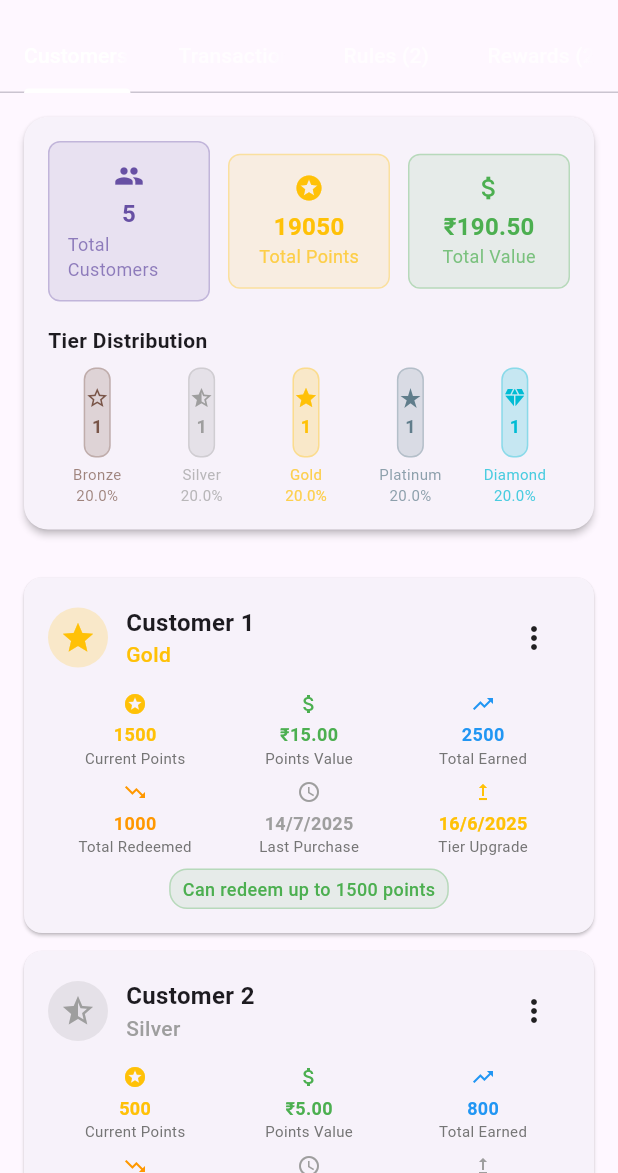
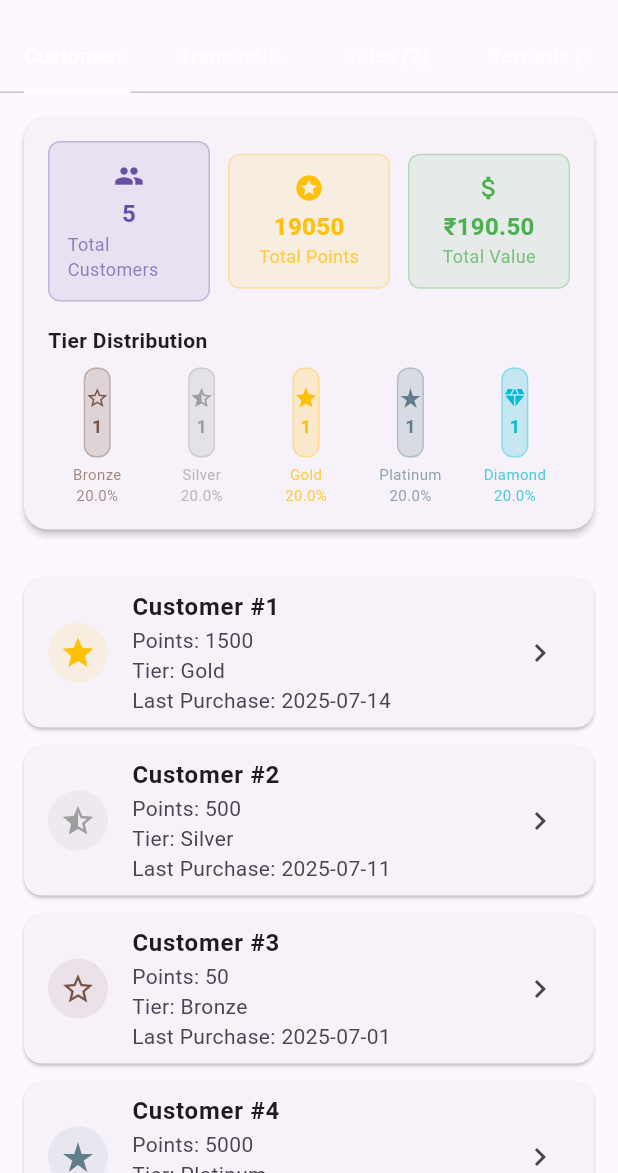
Before and after one commit to scnz313/invoice-app, a Flutter app: the CustomerLoyaltyScreen screen opened directly, on a phone screen of 412 x 824 dp, the part 63-1236 px from its top. Run offline on Flutter 3.47's test engine with Material 3 defaults, Android fonts, the phone set to English and light mode, and no system bars; our stand-ins replace csv, fl_chart, flutter_staggered_animations, image_picker, lottie, pdf and 4 more; missing offline and left inert: mobile_scanner; accounts and stored records are empty; generated files the repository leaves out were written again; statements that could not run were skipped.

Commit message:
Create LoyaltyCustomersList widget to display customer loyalty details
Co-authored-by: 1rn22cs418.hashimhameem <1rn22cs418.hashimhameem@rnsit.ac.in>

```diff
--- a/lib/screens/customer_loyalty_screen.dart
+++ b/lib/screens/customer_loyalty_screen.dart
@@ -3,6 +3,7 @@ import '../models/customer_loyalty.dart';
 import '../utils/constants.dart';
 import '../utils/logger.dart';
 import '../widgets/loyalty/loyalty_summary_card.dart';
+import '../widgets/loyalty/loyalty_customers_list.dart';
 
 class CustomerLoyaltyScreen extends StatefulWidget {
   const CustomerLoyaltyScreen({super.key});
@@ -266,9 +267,7 @@ class _CustomerLoyaltyScreenState extends State<CustomerLoyaltyScreen>
           tierDistribution: tierDistribution,
         ),
         Expanded(
-          child: _customers.isEmpty
-              ? _buildEmptyCustomersState()
-              : _buildCustomersList(),
+          child: LoyaltyCustomersList(customers: _customers),
         ),
       ],
     );
--- /dev/null
+++ b/lib/widgets/loyalty/loyalty_customers_list.dart
@@ -0,0 +1,55 @@
+import 'package:flutter/material.dart';
+import '../../models/customer_loyalty.dart';
+
+class LoyaltyCustomersList extends StatelessWidget {
+  final List<CustomerLoyalty> customers;
+
+  const LoyaltyCustomersList({Key? key, required this.customers}) : super(key: key);
+
+  @override
+  Widget build(BuildContext context) {
+    if (customers.isEmpty) {
+      return Center(
+        child: Column(
+          mainAxisAlignment: MainAxisAlignment.center,
+          children: [
+            Icon(Icons.people_outline, size: 64, color: Theme.of(context).colorScheme.onSurfaceVariant),
+            const SizedBox(height: 16),
+            Text('No customers yet', style: Theme.of(context).textTheme.titleMedium?.copyWith(color: Theme.of(context).colorScheme.onSurfaceVariant)),
+            const SizedBox(height: 8),
+            Text('Add your first customer to get started', style: Theme.of(context).textTheme.bodyMedium?.copyWith(color: Theme.of(context).colorScheme.onSurfaceVariant)),
+          ],
+        ),
+      );
+    }
+    return ListView.builder(
+      padding: const EdgeInsets.all(16),
+      itemCount: customers.length,
+      itemBuilder: (context, index) {
+        final customer = customers[index];
+        return Card(
+          margin: const EdgeInsets.only(bottom: 12),
+          child: ListTile(
+            leading: CircleAvatar(
+              backgroundColor: customer.tier.color.withOpacity(0.1),
+              child: Icon(customer.tier.icon, color: customer.tier.color),
+            ),
+            title: Text('Customer #${customer.customerId}', style: const TextStyle(fontWeight: FontWeight.bold)),
+            subtitle: Column(
+              crossAxisAlignment: CrossAxisAlignment.start,
+              children: [
+                Text('Points: ${customer.currentPoints}'),
+                Text('Tier: ${customer.tier.displayName}'),
+                Text('Last Purchase: ${customer.lastPurchaseDate.toLocal().toString().split(' ')[0]}'),
+              ],
+            ),
+            trailing: Icon(Icons.chevron_right, color: Theme.of(context).colorScheme.onSurfaceVariant),
+            onTap: () {
+              // TODO: Show customer details
+            },
+          ),
+        );
+      },
+    );
+  }
+}
```
